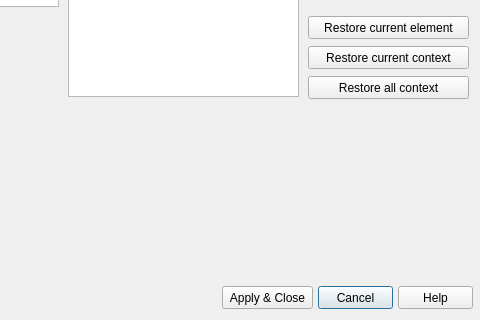
The window that qad_windowcolor.ui (geosim/QAD) describes before a commit, drawn with Qt 5; both pictures show x 112 to 592 and y 104 to 424 of the 592 by 424 pixel window.
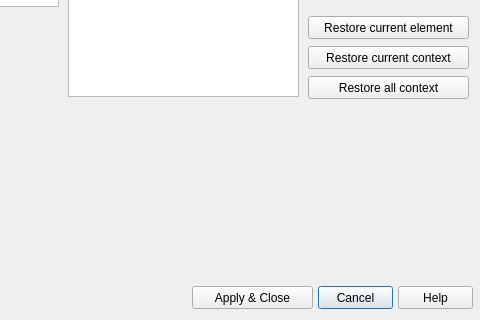
The same window after the commit.

Patch:
```diff
--- a/qad_windowcolor.ui
+++ b/qad_windowcolor.ui
@@ -54,9 +54,9 @@
   <widget class="QPushButton" name="Button_ApplyClose">
    <property name="geometry">
     <rect>
-     <x>334</x>
+     <x>304</x>
      <y>390</y>
-     <width>91</width>
+     <width>121</width>
      <height>23</height>
     </rect>
    </property>
```
Left out of the diff: 34 changed lines with no effect on the pictures.
